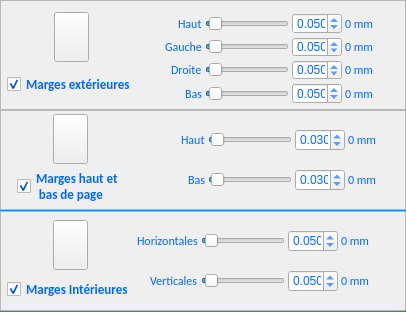
This is PhotosConsigne/ui/Margins.ui in FlorianLance/PhotosConsigne as Qt 5 draws it before an edit. The edited form follows.
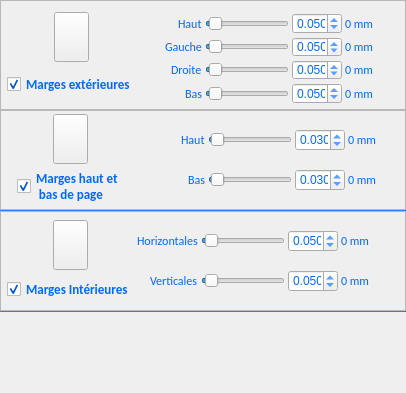
This is the edited form. Icons and pictures are not drawn.

Patch:
```diff
--- a/PhotosConsigne/ui/Margins.ui
+++ b/PhotosConsigne/ui/Margins.ui
@@ -7,12 +7,18 @@
     <x>0</x>
     <y>0</y>
     <width>406</width>
-    <height>312</height>
+    <height>366</height>
    </rect>
   </property>
+  <property name="sizePolicy">
+   <sizepolicy hsizetype="Preferred" vsizetype="Minimum">
+    <horstretch>0</horstretch>
+    <verstretch>0</verstretch>
+   </sizepolicy>
+  </property>
   <property name="maximumSize">
    <size>
-    <width>445</width>
+    <width>16777215</width>
     <height>16777215</height>
    </size>
   </property>
@@ -1860,6 +1866,9 @@
      <property name="orientation">
       <enum>Qt::Vertical</enum>
      </property>
+     <property name="sizeType">
+      <enum>QSizePolicy::MinimumExpanding</enum>
+     </property>
      <property name="sizeHint" stdset="0">
       <size>
        <width>20</width>
```
